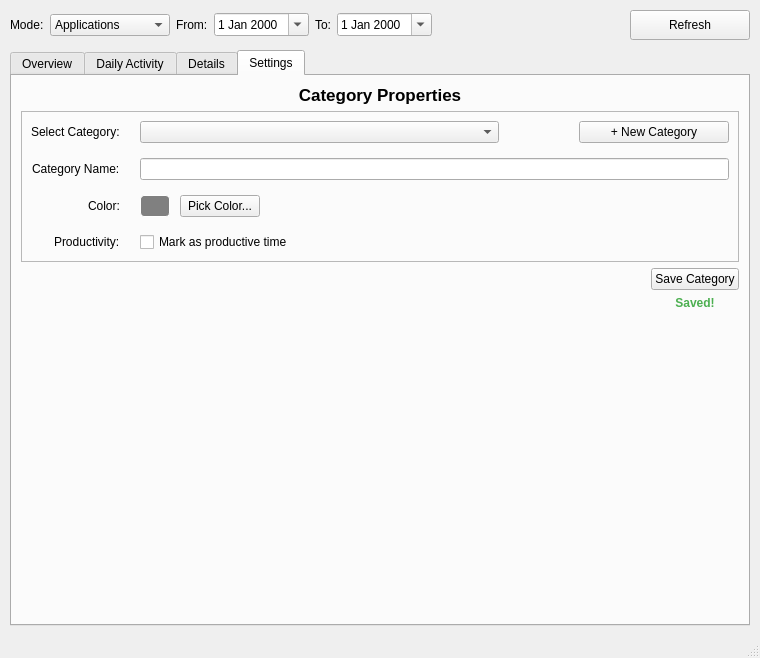
Above: src/ActivityDashboard.ui from Kvazarus/Activity_Insight before the change. Below: the same form after it.
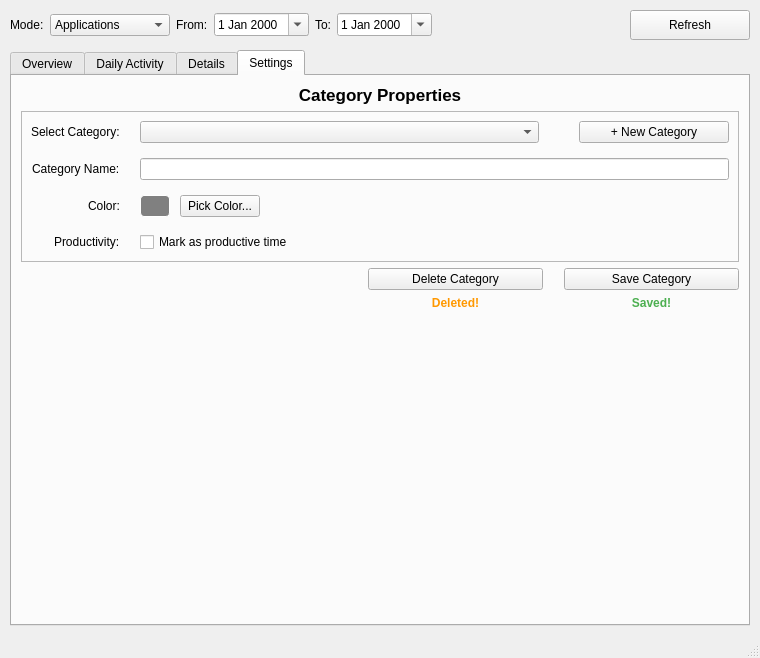
That is the form after the change. Custom widgets are drawn as their Qt base class.

Commit message: Completed Category mode

The edit to the form file:
```diff
--- a/src/ActivityDashboard.ui
+++ b/src/ActivityDashboard.ui
@@ -656,6 +656,9 @@
                      <height>0</height>
                     </size>
                    </property>
+                   <property name="placeholderText">
+                    <string>Right click a category from Overview or choose it here</string>
+                   </property>
                   </widget>
                  </item>
                  <item>
@@ -668,7 +671,7 @@
                    </property>
                    <property name="sizeHint" stdset="0">
                     <size>
-                     <width>80</width>
+                     <width>40</width>
                      <height>20</height>
                     </size>
                    </property>
@@ -803,10 +806,67 @@
                 </property>
                </spacer>
               </item>
+              <item>
+               <layout class="QVBoxLayout" name="verticalLayoutCatDeleteBtn">
+                <item>
+                 <widget class="QPushButton" name="btnDeleteCategory">
+                  <property name="minimumSize">
+                   <size>
+                    <width>175</width>
+                    <height>0</height>
+                   </size>
+                  </property>
+                  <property name="text">
+                   <string>Delete Category</string>
+                  </property>
+                 </widget>
+                </item>
+                <item>
+                 <widget class="QLabel" name="lblCategoryDeletedStatus">
+                  <property name="font">
+                   <font>
+                    <bold>true</bold>
+                   </font>
+                  </property>
+                  <property name="styleSheet">
+                   <string notr="true">color: #FF9800;</string>
+                  </property>
+                  <property name="text">
+                   <string>Deleted!</string>
+                  </property>
+                  <property name="alignment">
+                   <set>Qt::AlignmentFlag::AlignCenter</set>
+                  </property>
+                 </widget>
+                </item>
+               </layout>
+              </item>
+              <item>
+               <spacer name="horizontalSpacer_5">
+                <property name="orientation">
+                 <enum>Qt::Orientation::Horizontal</enum>
+                </property>
+                <property name="sizeType">
+                 <enum>QSizePolicy::Policy::Maximum</enum>
+                </property>
+                <property name="sizeHint" stdset="0">
+                 <size>
+                  <width>15</width>
+                  <height>20</height>
+                 </size>
+                </property>
+               </spacer>
+              </item>
               <item>
                <layout class="QVBoxLayout" name="verticalLayoutCatSaveBtn">
                 <item>
                  <widget class="QPushButton" name="btnSaveCategory">
+                  <property name="minimumSize">
+                   <size>
+                    <width>175</width>
+                    <height>0</height>
+                   </size>
+                  </property>
                   <property name="text">
                    <string>Save Category</string>
                   </property>
```
Left out of the diff: 1 changed line with no effect on the pictures. The commit also changes 6 other files.
